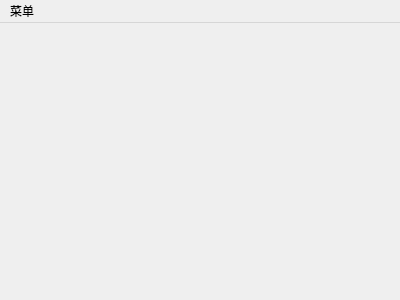
First picture: the form in Qt_game/mainwindow.ui, repository Sugar0612/Qt_game_Coin, before the edit.
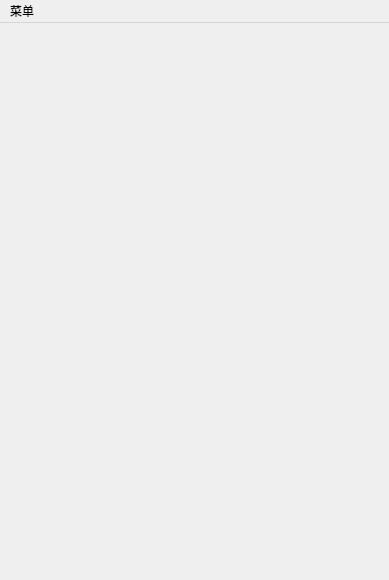
Second picture: the form after the edit.

Patch:
```diff
--- a/Qt_game/mainwindow.ui
+++ b/Qt_game/mainwindow.ui
@@ -6,8 +6,8 @@
    <rect>
     <x>0</x>
     <y>0</y>
-    <width>400</width>
-    <height>300</height>
+    <width>389</width>
+    <height>580</height>
    </rect>
   </property>
   <property name="windowTitle">
@@ -19,8 +19,8 @@
     <rect>
      <x>0</x>
      <y>0</y>
-     <width>400</width>
-     <height>21</height>
+     <width>389</width>
+     <height>22</height>
     </rect>
    </property>
    <widget class="QMenu" name="menu">
```
Left out of the diff: 6 changed lines with no effect on the pictures.
